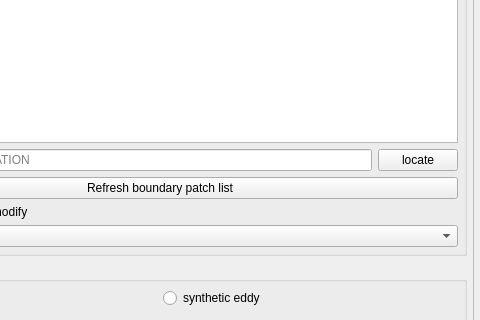
Above: Inflow/inflowparameterwidget.ui from NHERI-SimCenter/WE-UQ before the change; both pictures show x 160 to 640 and y 108 to 428 of the 640 by 1483 pixel window. Below: the same form after it.
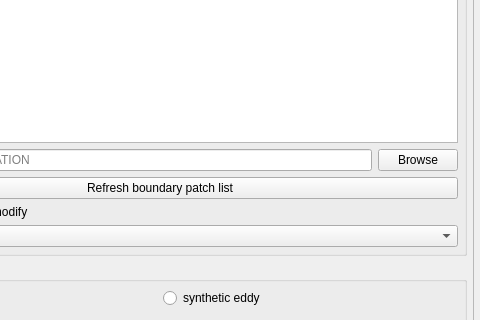
That is the form after the change. Custom widgets are drawn as their Qt base class.

Commit message: fmk changing locate to Browse in inflow to be consistant with tool

```diff
--- a/Inflow/inflowparameterwidget.ui
+++ b/Inflow/inflowparameterwidget.ui
@@ -50,7 +50,7 @@
         <x>0</x>
         <y>0</y>
         <width>626</width>
-        <height>1445</height>
+        <height>1488</height>
        </rect>
       </property>
       <layout class="QVBoxLayout" name="verticalLayout">
@@ -146,7 +146,7 @@
              </sizepolicy>
             </property>
             <property name="text">
-             <string>locate</string>
+             <string>Browse</string>
             </property>
            </widget>
           </item>
```
